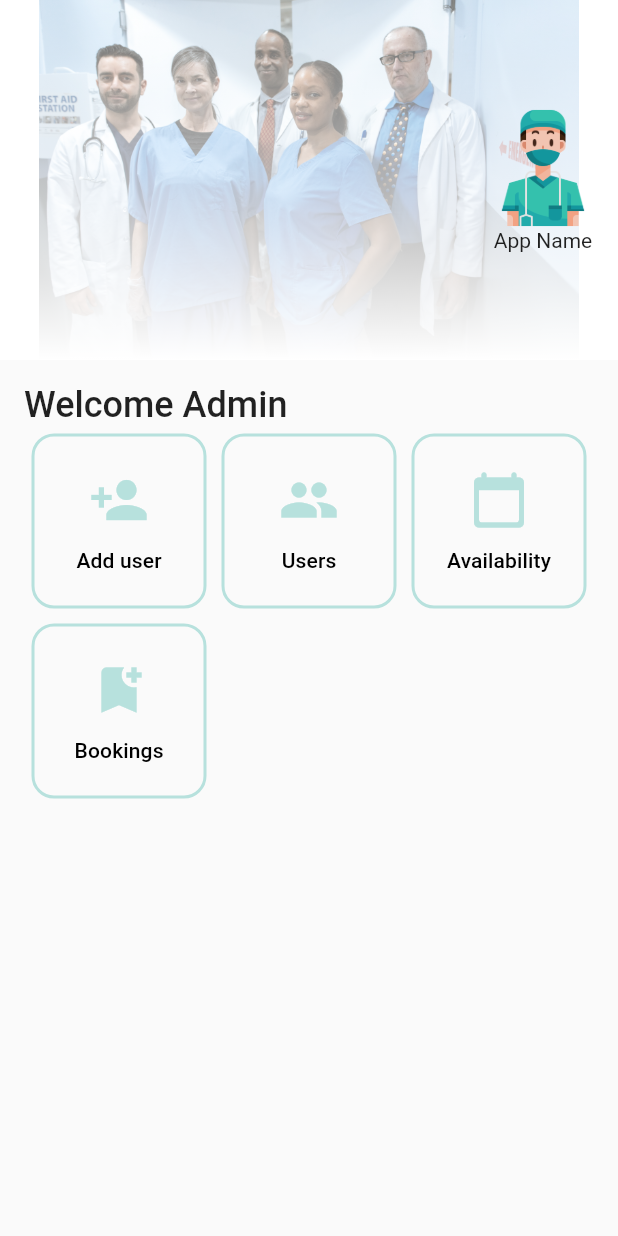
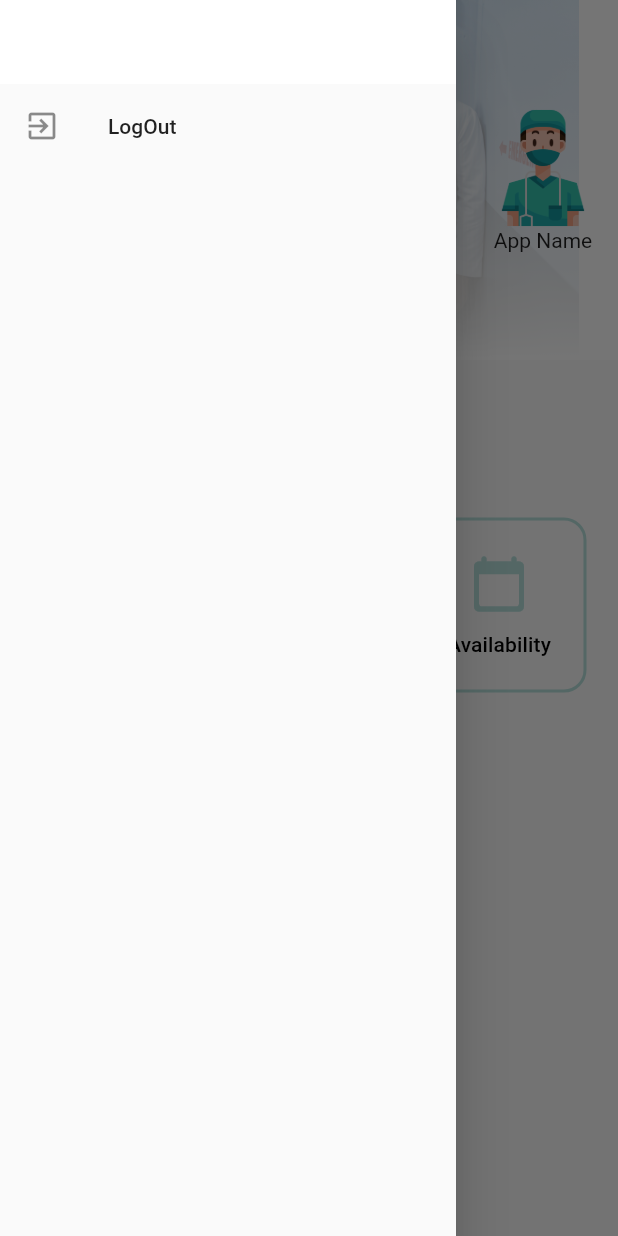
Before and after one commit to khethelogp/drapp, a Flutter app: the screen it shows after launch, with the side drawer open (before the commit the screen has no drawer), on a phone screen of 412 x 824 dp. Run offline on Flutter 3.47's test engine with Material 2 defaults, Android fonts, the phone set to English and light mode, and no system bars; our stand-ins replace syncfusion_flutter_datepicker.

Commit message:
app drawer

```diff
--- a/lib/main.dart
+++ b/lib/main.dart
@@ -69,7 +69,8 @@ class MyApp extends StatelessWidget {
       },
       onUnknownRoute: (settings) {
         return MaterialPageRoute(builder: (ctx) => const PageNotFound());
-      }
+      },
+      debugShowCheckedModeBanner: false,
     );
   }
 }
--- a/lib/screens/admin/admin_appointments_screen.dart
+++ b/lib/screens/admin/admin_appointments_screen.dart
@@ -81,7 +81,8 @@ class _AdminAppointmentsScreenState extends State<AdminAppointmentsScreen> {
             ),
             if(_isUpcoming)
             Padding(
-              padding: const EdgeInsets.all(16),
+              // padding: const EdgeInsets.all(16),
+              padding: const EdgeInsets.symmetric(horizontal: 16),
               child: SizedBox(
                 height: 420,
                 child: ListView.builder(
--- a/lib/screens/admin/admin_home_screen.dart
+++ b/lib/screens/admin/admin_home_screen.dart
@@ -1,4 +1,5 @@
 import 'package:drapp/data/user_tabs.dart';
+import 'package:drapp/widgets/app_drawer.dart';
 import 'package:drapp/widgets/header.dart';
 import 'package:drapp/widgets/link_item.dart';
 import 'package:flutter/material.dart';
@@ -11,6 +12,13 @@ class AdminHomeScreen extends StatelessWidget {
   @override
   Widget build(BuildContext context) {
     return Scaffold(
+      extendBodyBehindAppBar: true,
+      appBar: AppBar(
+        title: const Text(''),
+        backgroundColor: Color(0x00000000),
+        // backgroundColor: Colors.transparent,
+      ),
+      drawer: const AppDrawer(),
       body: SingleChildScrollView(
         child: Column(
           children: <Widget>[
--- /dev/null
+++ b/lib/widgets/app_drawer.dart
@@ -0,0 +1,24 @@
+import 'package:flutter/material.dart';
+
+class AppDrawer extends StatelessWidget {
+  const AppDrawer({ Key? key }) : super(key: key);
+
+  @override
+  Widget build(BuildContext context) {
+    return Drawer(
+      child: Column(
+        children: [
+          AppBar(
+            // title: Text('Hello Friend'),
+            automaticallyImplyLeading: false,
+          ),
+          ListTile(
+            leading: Icon(Icons.exit_to_app),
+            title: Text('LogOut'),
+            onTap: (){},
+          )
+        ],
+      ),
+    );
+  }
+}
```
Also changed, not shown: lib/screens/client/home_screen.dart (+7 -0 lines).
